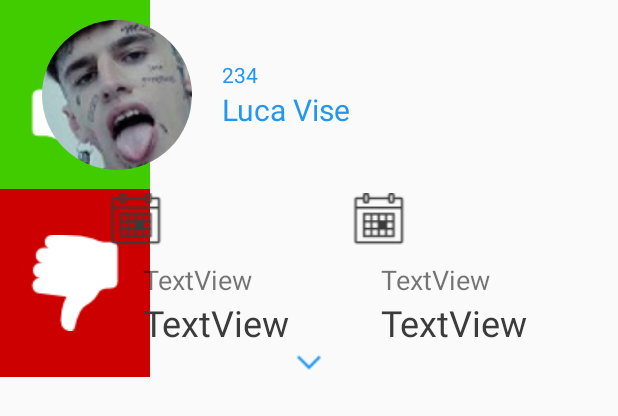
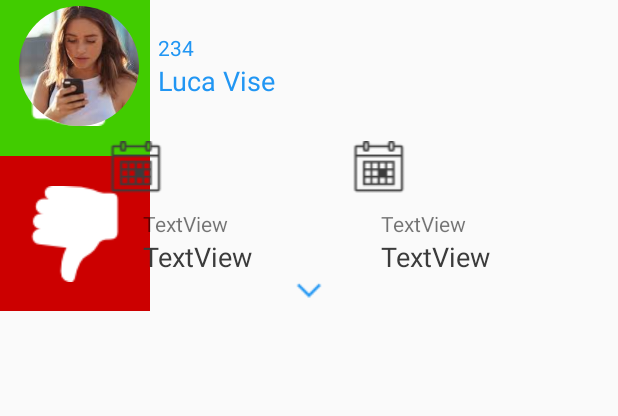
Before and after one commit to sarahDalSanto/ICListSwipe, an Android app: the layout swipe_layout.xml on its own in the app's theme, with its tools: preview values and no code run, on a phone screen of 412 x 824 dp. Shown: the top 416 px of the screen. Run offline under Robolectric (Android 15) with nearby library versions, the phone set to English and light mode, and no system bars; plain views replace SwipeLayout.

```diff
--- a/app/src/main/res/layout/swipe_layout.xml
+++ b/app/src/main/res/layout/swipe_layout.xml
@@ -1,3 +1,4 @@
+
     <com.daimajia.swipe.SwipeLayout xmlns:android="http://schemas.android.com/apk/res/android"
         xmlns:app="http://schemas.android.com/apk/res-auto"
         xmlns:tools="http://schemas.android.com/tools"
@@ -7,6 +8,13 @@
         android:orientation="vertical"
         app:leftEdgeSwipeOffset="0dp"
         app:rightEdgeSwipeOffset="0dp">
+
+
+        <FrameLayout
+            android:layout_width="match_parent"
+            android:layout_height="match_parent">
+
+        </FrameLayout>
 
 
         <LinearLayout
@@ -48,12 +56,12 @@
             android:id="@+id/info_layout"
             android:layout_width="match_parent"
             android:layout_height="wrap_content"
+            android:layout_marginBottom="4dp"
             android:layout_marginEnd="8dp"
-        android:layout_marginLeft="8dp"
+            android:layout_marginLeft="4dp"
             android:layout_marginRight="8dp"
             android:layout_marginStart="8dp"
-        android:layout_marginTop="8dp"
-        android:gravity="center"
+            android:layout_marginTop="4dp"
             android:orientation="vertical"
             android:weightSum="100"
             app:layout_constraintEnd_toEndOf="parent"
@@ -69,19 +77,21 @@
                 android:weightSum="100">
 
                 <de.hdodenhof.circleimageview.CircleImageView xmlns:app="http://schemas.android.com/apk/res-auto"
-                android:id="@+id/imageView2"
-                android:layout_width="wrap_content"
-                android:layout_height="wrap_content"
-                android:layout_weight="15"
-                android:padding="5dip"
-                android:src="@drawable/profilo"
+                    android:id="@+id/profiloo"
+                    android:layout_width="60dp"
+                    android:layout_height="80dp"
+                    android:layout_weight="12"
+                    android:maxHeight="100dp"
+                    android:maxWidth="100dp"
+                    android:src="@drawable/profilo3"
                     app:civ_border_width="0dp" />
 
                 <LinearLayout
                     android:layout_width="wrap_content"
                     android:layout_height="wrap_content"
                     android:layout_gravity="center"
-                android:layout_weight="45"
+                    android:layout_marginLeft="8dp"
+                    android:layout_weight="47"
                     android:orientation="vertical"
                     android:weightSum="100">
 
@@ -99,7 +109,7 @@
                         android:layout_height="match_parent"
                         android:text="Luca Vise"
                         android:textColor="#2196f3"
-                    android:textSize="20sp" />
+                        android:textSize="18sp" />
 
                 </LinearLayout>
 
@@ -110,13 +120,14 @@
                     android:layout_weight="40"
                     android:gravity="center_horizontal"
                     android:textColor="#2196f3"
-                android:textSize="30sp" />
+                    android:textSize="24sp" />
 
             </LinearLayout>
 
             <LinearLayout
+                android:id="@+id/lay2"
                 android:layout_width="match_parent"
-            android:layout_height="match_parent"
+                android:layout_height="wrap_content"
                 android:layout_weight="20"
                 android:orientation="horizontal"
                 android:paddingBottom="10dip"
@@ -137,7 +148,6 @@
                     android:layout_height="wrap_content"
                     android:layout_weight="38"
                     app:srcCompat="@drawable/calendar" />
-            https://github.com/victorINFO/StageRecyclerView.git
 
                 <TextView
                     android:id="@+id/textView8"
@@ -147,8 +157,9 @@
             </LinearLayout>
 
             <LinearLayout
+                android:id="@+id/lay3"
                 android:layout_width="match_parent"
-            android:layout_height="match_parent"
+                android:layout_height="wrap_content"
                 android:layout_weight="30"
                 android:orientation="horizontal"
                 android:weightSum="100">
@@ -171,7 +182,7 @@
                         android:layout_height="wrap_content"
                         android:gravity="left"
                         android:text="TextView"
-                    android:textSize="18sp" />
+                        android:textSize="14sp" />
 
                     <TextView
                         android:id="@+id/tv_oraInizio"
@@ -180,7 +191,7 @@
                         android:gravity="left|center_horizontal"
                         android:text="TextView"
                         android:textColor="#3B3B3B"
-                    android:textSize="24sp" />
+                        android:textSize="18sp" />
                 </LinearLayout>
 
                 <LinearLayout
@@ -195,7 +206,7 @@
                         android:layout_height="wrap_content"
                         android:gravity="left|center_horizontal"
                         android:text="TextView"
-                    android:textSize="18sp" />
+                        android:textSize="14sp" />
 
                     <TextView
                         android:id="@+id/tv_oraFine"
@@ -204,7 +215,7 @@
                         android:gravity="left|center_horizontal"
                         android:text="TextView"
                         android:textColor="#3B3B3B"
-                    android:textSize="24sp" />
+                        android:textSize="18sp" />
                 </LinearLayout>
 
             </LinearLayout>
@@ -213,6 +224,7 @@
                 android:id="@+id/transitions_container"
                 android:layout_width="match_parent"
                 android:layout_height="match_parent"
+                android:layout_weight="10"
                 android:gravity="center"
                 android:orientation="vertical">
 
```
Also changed, not shown: app/src/main/java/id/ndiappink/swipedelete/DividetItemDecoration.java (deleted, +0 -128 lines), app/src/main/java/id/ndiappink/swipedelete/MainActivity.java (+8 -4 lines), app/src/main/java/id/ndiappink/swipedelete/Richiesta.java (+12 -2 lines), app/src/main/java/id/ndiappink/swipedelete/SwipeRecyclerViewAdapter.java (+81 -4 lines), app/src/main/res/drawable/profilo2.jpg (added), app/src/main/res/drawable/profilo3.jpg (added), 2 other files. Lines whose indentation alone changed are shown as unchanged.
